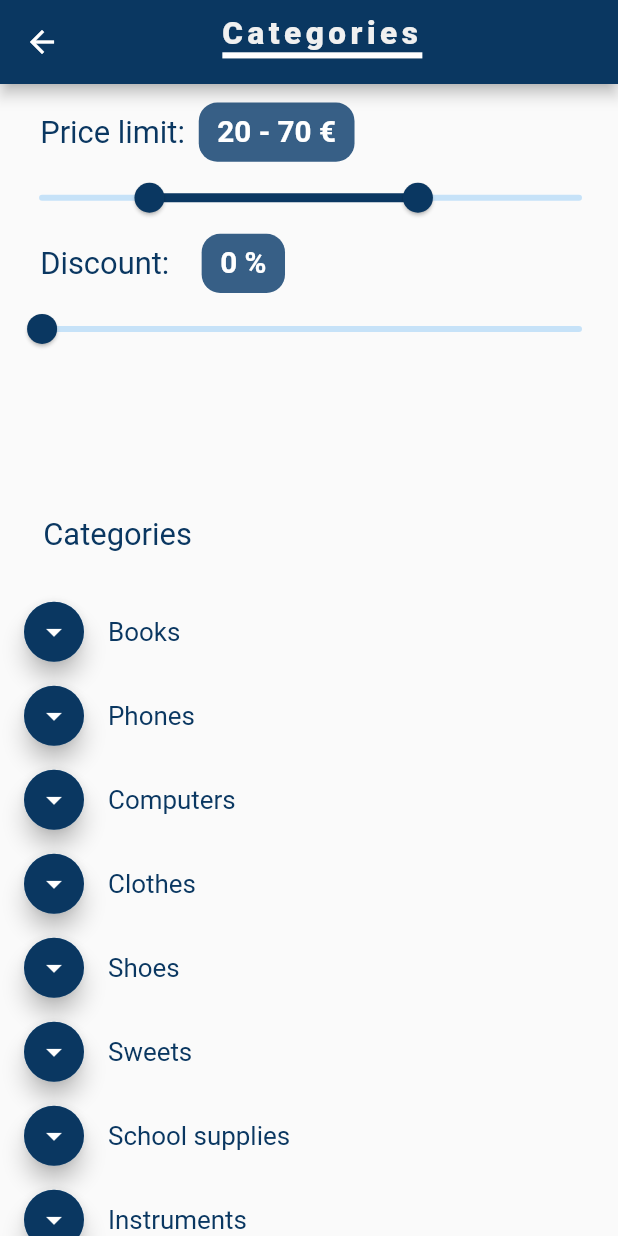
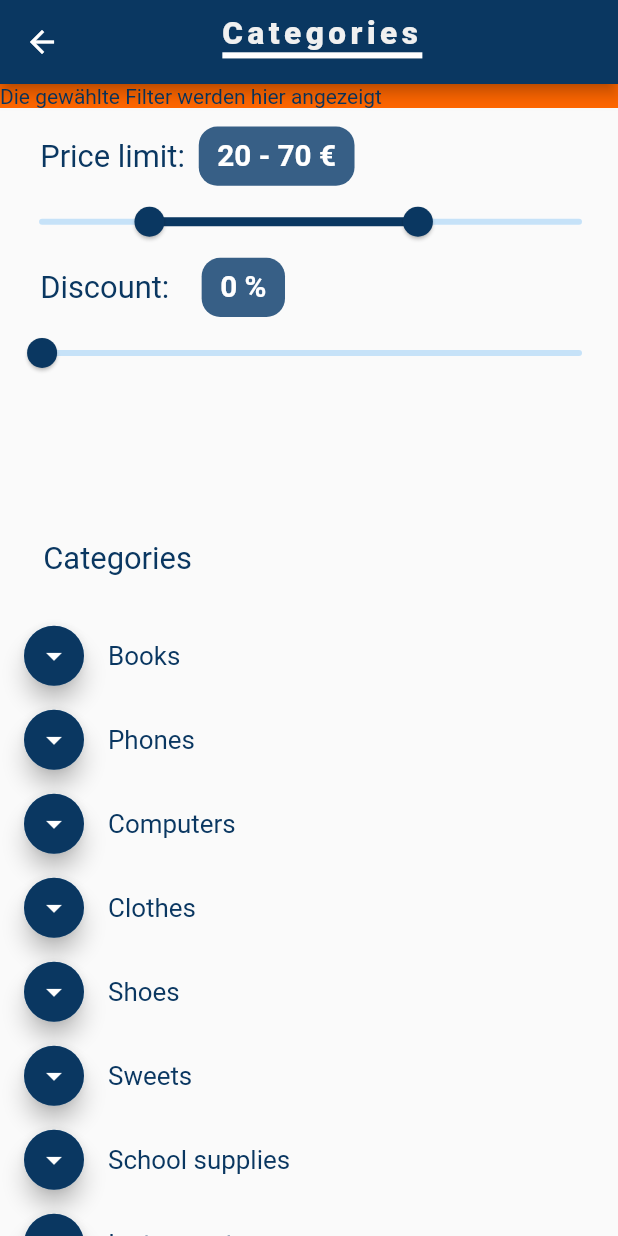
Before and after one commit to dimitarKolev99/flutter_project, a Flutter app: the FilterView screen opened directly, on a phone screen of 412 x 824 dp. Run offline on Flutter 3.47's test engine with Material 2 defaults, Android fonts, the phone set to English and light mode, and no system bars; our stand-ins replace shared_preferences; accounts and stored records are empty; network calls fail.

Commit message:
show chosen filters under the appBar

```diff
--- a/lib/view/filter_view.dart
+++ b/lib/view/filter_view.dart
@@ -113,6 +113,53 @@ class _FilterViewState extends State<FilterView> {
             ],
           )),
       body: Column(children: [
+        Visibility(
+          visible: _show,
+          child: Container(
+          height: blockSizeVertical * 3,
+          //margin: EdgeInsets.all(blockSizeHorizontal),
+          color: ProductApi.orange,
+          child: GridView.count(
+            physics: ScrollPhysics(),
+            scrollDirection: Axis.horizontal,
+            shrinkWrap: true,
+            crossAxisCount: 1,
+            childAspectRatio: 0.3,
+
+            children: List.generate(_subCategories.length, (index) {
+              return Container(
+                alignment: Alignment.centerLeft,
+                margin: EdgeInsets.all(3),
+                padding: EdgeInsets.only(left: 3),
+                color: ProductApi.white,
+                child: Text(
+                  _subCategories[index],
+                  //textAlign: TextAlign.left,
+                  style: TextStyle(
+                    color: ProductApi.darkBlue,
+                  ),
+                ),
+              );
+            })
+          ),
+        ),
+        ),
+
+        Visibility(
+          visible: !_show,
+          child: Container(
+            color: ProductApi.orange,
+            alignment: Alignment.centerLeft,
+            child: Text(
+              "Die gewählte Filter werden hier angezeigt",
+              style: TextStyle(
+                color: ProductApi.darkBlue,
+
+              ),
+            ),
+          ),
+        ),
+
         // Sliders
         Container(
             padding: EdgeInsets.only(left: blockSizeHorizontal * 0.5),
```
